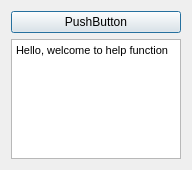
ivark16/Vln-2016, file Gui-Vln-2016/helpwindow.ui: the form before one commit.
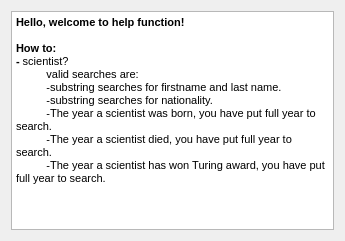
The form after the commit.

Commit message: Gera combobox fyrir computer

The edit to the form file:
```diff
--- a/Gui-Vln-2016/helpwindow.ui
+++ b/Gui-Vln-2016/helpwindow.ui
@@ -6,21 +6,14 @@
    <rect>
     <x>0</x>
     <y>0</y>
-    <width>192</width>
-    <height>170</height>
+    <width>345</width>
+    <height>241</height>
    </rect>
   </property>
   <property name="windowTitle">
    <string>Dialog</string>
   </property>
   <layout class="QVBoxLayout" name="verticalLayout">
-   <item>
-    <widget class="QPushButton" name="pushButton">
-     <property name="text">
-      <string>PushButton</string>
-     </property>
-    </widget>
-   </item>
    <item>
     <widget class="QTextBrowser" name="textBrowser">
      <property name="html">
@@ -28,7 +21,16 @@
 &lt;html&gt;&lt;head&gt;&lt;meta name=&quot;qrichtext&quot; content=&quot;1&quot; /&gt;&lt;style type=&quot;text/css&quot;&gt;
 p, li { white-space: pre-wrap; }
 &lt;/style&gt;&lt;/head&gt;&lt;body style=&quot; font-family:'MS Shell Dlg 2'; font-size:8pt; font-weight:400; font-style:normal;&quot;&gt;
-&lt;p style=&quot; margin-top:0px; margin-bottom:0px; margin-left:0px; margin-right:0px; -qt-block-indent:0; text-indent:0px;&quot;&gt;Hello, welcome to help function&lt;/p&gt;&lt;/body&gt;&lt;/html&gt;</string>
+&lt;p style=&quot; margin-top:0px; margin-bottom:0px; margin-left:0px; margin-right:0px; -qt-block-indent:0; text-indent:0px;&quot;&gt;&lt;span style=&quot; font-weight:600;&quot;&gt;Hello, welcome to help function!&lt;/span&gt;&lt;/p&gt;
+&lt;p style=&quot;-qt-paragraph-type:empty; margin-top:0px; margin-bottom:0px; margin-left:0px; margin-right:0px; -qt-block-indent:0; text-indent:0px; font-weight:600;&quot;&gt;&lt;br /&gt;&lt;/p&gt;
+&lt;p style=&quot; margin-top:0px; margin-bottom:0px; margin-left:0px; margin-right:0px; -qt-block-indent:0; text-indent:0px;&quot;&gt;&lt;span style=&quot; font-weight:600;&quot;&gt;How to:&lt;/span&gt;&lt;/p&gt;
+&lt;p style=&quot; margin-top:0px; margin-bottom:0px; margin-left:0px; margin-right:0px; -qt-block-indent:0; text-indent:0px;&quot;&gt;&lt;span style=&quot; font-weight:600;&quot;&gt;- &lt;/span&gt;scientist?&lt;/p&gt;
+&lt;p style=&quot; margin-top:0px; margin-bottom:0px; margin-left:0px; margin-right:0px; -qt-block-indent:0; text-indent:0px;&quot;&gt;          valid searches are: &lt;/p&gt;
+&lt;p style=&quot; margin-top:0px; margin-bottom:0px; margin-left:0px; margin-right:0px; -qt-block-indent:0; text-indent:0px;&quot;&gt;          -substring searches for firstname and last name.&lt;/p&gt;
+&lt;p style=&quot; margin-top:0px; margin-bottom:0px; margin-left:0px; margin-right:0px; -qt-block-indent:0; text-indent:0px;&quot;&gt;          -substring searches for nationality.&lt;/p&gt;
+&lt;p style=&quot; margin-top:0px; margin-bottom:0px; margin-left:0px; margin-right:0px; -qt-block-indent:0; text-indent:0px;&quot;&gt;          -The year a scientist was born, you have put full year to search.&lt;/p&gt;
+&lt;p style=&quot; margin-top:0px; margin-bottom:0px; margin-left:0px; margin-right:0px; -qt-block-indent:0; text-indent:0px;&quot;&gt;          -The year a scientist died, you have put full year to search.&lt;/p&gt;
+&lt;p style=&quot; margin-top:0px; margin-bottom:0px; margin-left:0px; margin-right:0px; -qt-block-indent:0; text-indent:0px;&quot;&gt;          -The year a scientist has won Turing award, you have put full year to search.&lt;/p&gt;&lt;/body&gt;&lt;/html&gt;</string>
      </property>
     </widget>
    </item>
```
The commit also changes 3 other files.
